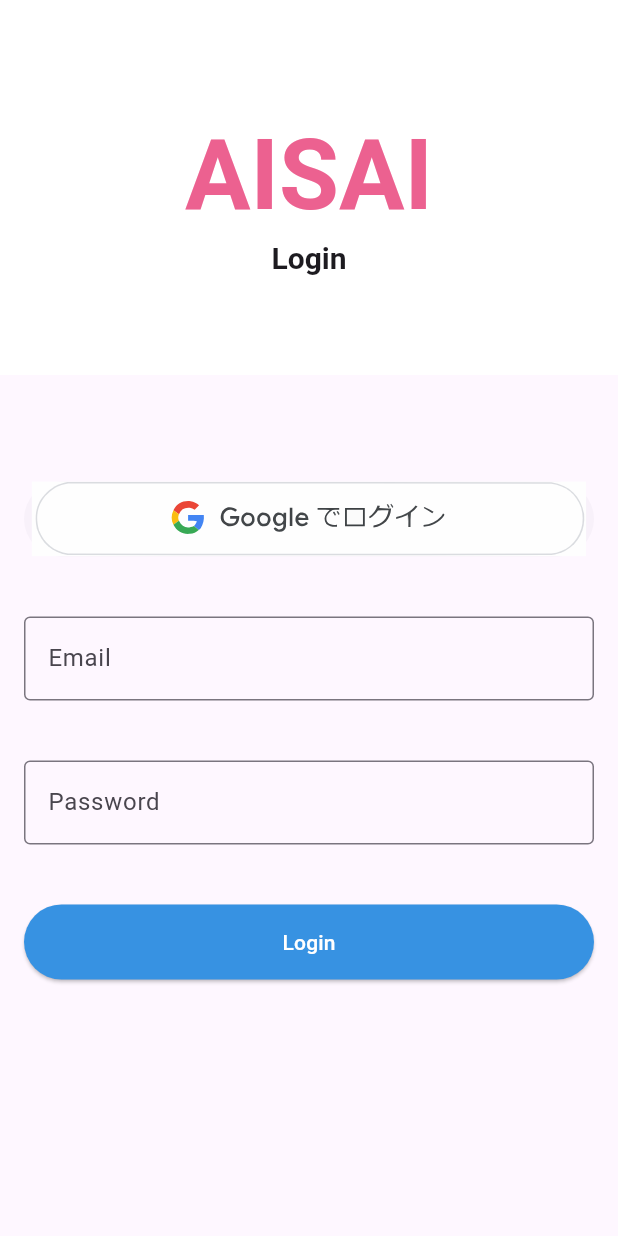
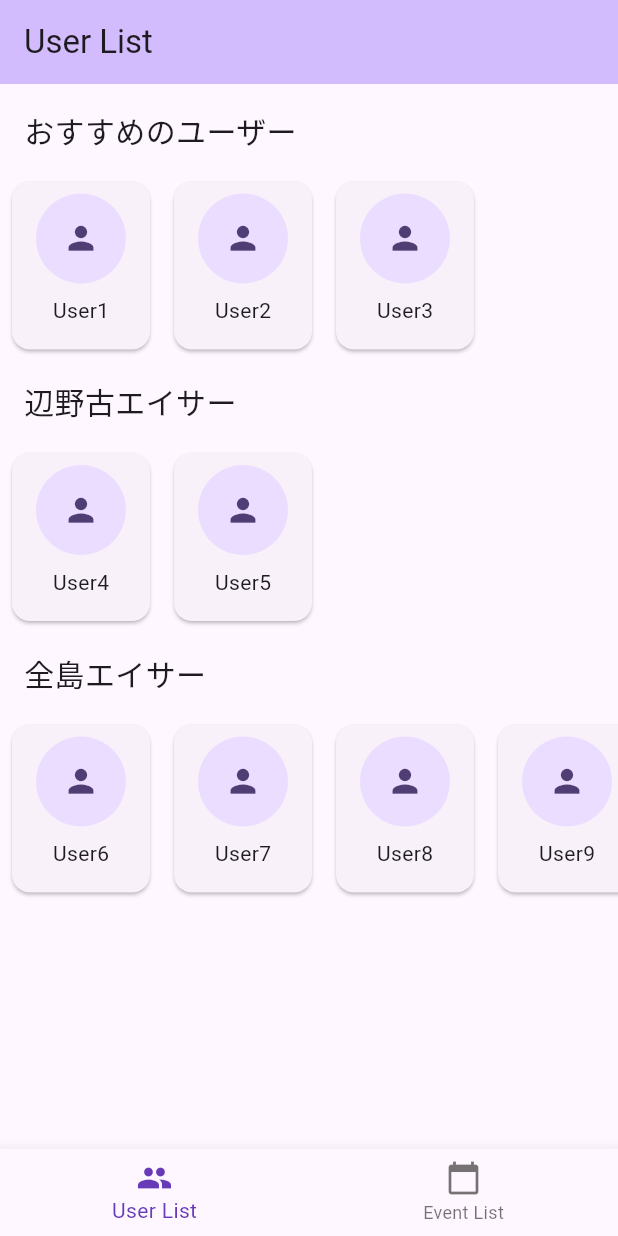
Before and after one commit to SeinKina/aisai_app, a Flutter app: the screen it shows after launch, on a phone screen of 412 x 824 dp. Run offline on Flutter 3.47's test engine with Material 3 defaults, Android fonts, the light colour scheme and no system bars; our stand-ins replace firebase_core, flutter_svg, image_picker; accounts and stored records are empty.

```diff
--- /dev/null
+++ b/lib/app.dart
@@ -0,0 +1,77 @@
+import 'package:aisai_app/view/event/event_list_screen.dart';
+import 'package:aisai_app/view/user/user_list_screen.dart';
+// import 'package:aisai_app/view/chat/chat_screen.dart';
+// import 'package:aisai_app/view/profile/my_profile_screen.dart';
+import 'package:flutter/material.dart';
+
+class MyApp extends StatelessWidget {
+  const MyApp({super.key});
+
+  @override
+  Widget build(BuildContext context) {
+    return MaterialApp(
+      title: 'Flutterデモ',
+      theme: ThemeData(
+        colorScheme: ColorScheme.fromSeed(seedColor: Colors.deepPurple),
+        useMaterial3: true,
+      ),
+      home: const HomeScreen(),
+    );
+  }
+}
+
+class HomeScreen extends StatefulWidget {
+  const HomeScreen({super.key});
+
+  @override
+  HomeScreenState createState() => HomeScreenState();
+}
+
+class HomeScreenState extends State<HomeScreen> {
+  int _selectedIndex = 0;
+
+  static const List<Widget> _widgetOptions = <Widget>[
+    UserListScreen(title: 'User List'),
+    EventListScreen(),
+    // ChatScreen(title: 'Chat'),
+    // MyProfileScreen(title: 'My Profile'),
+  ];
+
+  void _onItemTapped(int index) {
+    setState(() {
+      _selectedIndex = index;
+    });
+  }
+
+  @override
+  Widget build(BuildContext context) {
+    return Scaffold(
+      body: Center(
+        child: _widgetOptions.elementAt(_selectedIndex),
+      ),
+      bottomNavigationBar: BottomNavigationBar(
+        items: const <BottomNavigationBarItem>[
+          BottomNavigationBarItem(
+            icon: Icon(Icons.people),
+            label: 'User List',
+          ),
+          BottomNavigationBarItem(
+            icon: Icon(Icons.calendar_today),
+            label: 'Event List',
+          ),
+          // BottomNavigationBarItem(
+          //   icon: Icon(Icons.chat_bubble),
+          //   label: 'Chat',
+          // ),
+          // BottomNavigationBarItem(
+          //   icon: Icon(Icons.account_circle),
+          //   label: 'My Profile',
+          // ),
+        ],
+        currentIndex: _selectedIndex,
+        selectedItemColor: Colors.deepPurple,
+        onTap: _onItemTapped,
+      ),
+    );
+  }
+}
--- a/lib/main.dart
+++ b/lib/main.dart
@@ -1,4 +1,4 @@
-import 'package:aisai_app/Login_file.dart';
+import 'package:aisai_app/app.dart';
 import 'package:firebase_core/firebase_core.dart'; // Firebaseのコアパッケージをインポート
 import 'package:flutter/material.dart'; // Flutterのマテリアルパッケージをインポート
 
@@ -12,22 +12,3 @@ void main() async {
   );
   runApp(const MyApp()); // MyAppウィジェットを実行
 }
-
-class MyApp extends StatelessWidget {
-  const MyApp({super.key});
-
-  // このウィジェットはアプリケーションのルートです。
-  @override
-  Widget build(BuildContext context) {
-    return MaterialApp(
-      title: 'Flutterデモ', // アプリケーションのタイトル
-      theme: ThemeData(
-        colorScheme:
-            ColorScheme.fromSeed(seedColor: Colors.deepPurple), // カラースキームを設定
-        useMaterial3: true, // Material 3デザインを使用
-      ),
-      // home:  const UserPage(), // ホームページを設定
-      home: const LoginScreen(), // ホームページを設定
-    );
-  }
-}
--- a/lib/Login_file.dart
+++ b/lib/view/login/Login_file.dart
@@ -1,22 +1,8 @@
 import 'package:flutter/material.dart';
 import 'package:flutter_svg/flutter_svg.dart';
-import 'profile_create_page.dart';
+import '../user/profile_create_page.dart';
 
 
-class MyApp extends StatelessWidget {
-  const MyApp({super.key});
-
-  @override
-  Widget build(BuildContext context) {
-    return MaterialApp(
-      title: 'Login App',
-      theme: ThemeData(
-        primarySwatch: Colors.blue,
-      ),
-      home: const LoginScreen(),
-    );
-  }
-}
 
 class LoginScreen extends StatefulWidget {
   const LoginScreen({super.key});
--- a/lib/home_page.dart
+++ b/lib/view/user/user_list_screen.dart
@@ -1,16 +1,16 @@
-import 'package:aisai_app/user_page.dart';
+import 'package:aisai_app/view/user/user_page.dart';
 import 'package:flutter/material.dart';
 
-class MyHomePage extends StatefulWidget {
-  const MyHomePage({super.key, required this.title});
+class UserListScreen extends StatefulWidget {
+  const UserListScreen({super.key, required this.title});
 
   final String title; // ホームページのタイトル
 
   @override
-  State<MyHomePage> createState() => _MyHomePageState(); // ホームページの状態を作成
+  State<UserListScreen> createState() => _UserListState(); // ホームページの状態を作成
 }
 
-class _MyHomePageState extends State<MyHomePage> {
+class _UserListState extends State<UserListScreen> {
   final Map<String, List<String>> regionUsers = {
     "おすすめのユーザー": ["User1", "User2", "User3"],
     "辺野古エイサー": ["User4", "User5"],
```
Also changed, not shown: lib/view/event/event_detail_screen.dart (renamed from lib/event_detail_file.dart, +11 -11 lines), lib/view/event/event_file.dart (renamed from lib/event_file.dart, +2 -5 lines), lib/view/event/event_list_screen.dart (renamed from lib/event_list_file.dart, +7 -6 lines), lib/view/user/profile_create_page.dart (renamed from lib/profile_create_page.dart, +12 -10 lines), lib/view/user/user_page.dart (renamed from lib/user_page.dart), 1 other file.
